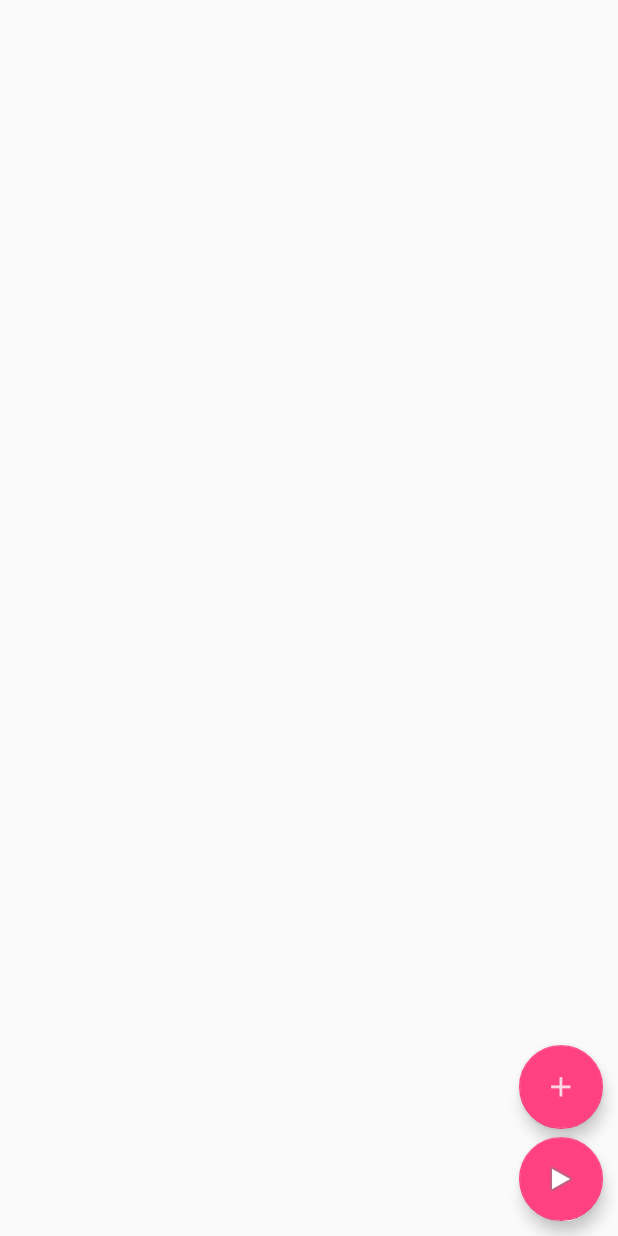
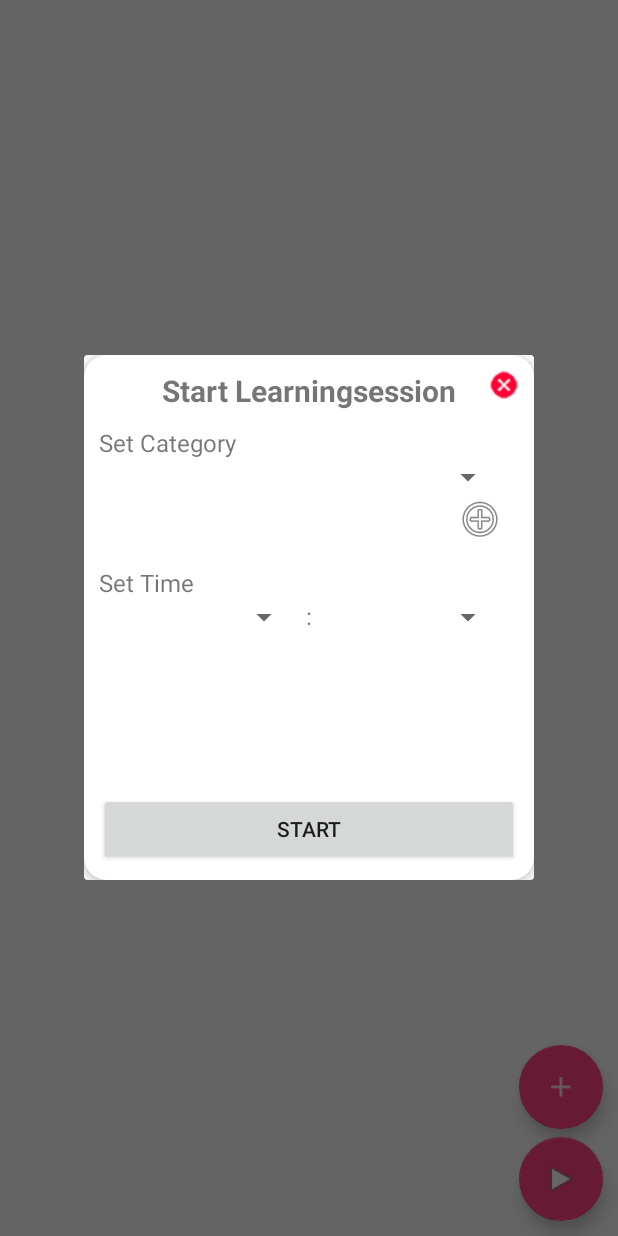
Before and after one commit to Cleavn/Memorize, an Android app: the ToonActivity screen opened directly, with no data from a screen before it, after a tap on an icon or button, on a phone screen of 412 x 824 dp. Run offline under Robolectric (Android 15) with nearby library versions, the phone set to English and light mode, and no system bars; libraries missing offline, so code that uses them is left out: com.baoyz.swipemenulistview; plain views replace SwipeMenuListView; 7 statements that could not run were skipped.

Commit message:
MemoQ: Surface

```diff
--- a/app/src/main/java/cleavn/memorize/ActivitiesAndFragments/MainActivity.java
+++ b/app/src/main/java/cleavn/memorize/ActivitiesAndFragments/MainActivity.java
@@ -42,7 +42,7 @@ public class MainActivity extends AppCompatActivity {
 
     Dialog addDialog, editDialog, lsDialog;
     ColorPicker colorDialog;
-    ImageButton categoryDialogCloseBtn,lsCloseCardButton, lsAddCategory;
+    ImageButton categoryDialogCloseBtn, lsCloseCardButton, lsAddCategory;
     View categoryColorView;
     EditText categoryDialogName, categoryDialogDescr;
     Button categoryDialogBtn, lsStartBtn;
--- a/app/src/main/java/cleavn/memorize/ActivitiesAndFragments/ToonActivity.java
+++ b/app/src/main/java/cleavn/memorize/ActivitiesAndFragments/ToonActivity.java
@@ -3,6 +3,7 @@ package cleavn.memorize.ActivitiesAndFragments;
 import android.app.AlertDialog;
 import android.app.Dialog;
 import android.content.DialogInterface;
+import android.content.Intent;
 import android.graphics.Color;
 import android.graphics.drawable.ColorDrawable;
 import android.net.Uri;
@@ -15,9 +16,11 @@ import android.util.Log;
 import android.view.GestureDetector;
 import android.view.View;
 import android.widget.AdapterView;
+import android.widget.ArrayAdapter;
 import android.widget.Button;
 import android.widget.EditText;
 import android.widget.ImageButton;
+import android.widget.Spinner;
 import android.widget.TextView;
 import android.widget.Toast;
 
@@ -37,20 +40,22 @@ import cleavn.memorize.R;
 public class ToonActivity extends AppCompatActivity implements CardFragment.OnFragmentInteractionListener {
 
     private ArrayList<Card> cards;
+    ArrayList<String> categorynames;
     public GestureDetector gestureDetector;
     private Card card;
 
     SwipeMenuListView listView;
     SwipeMenuCreator creator;
 
-    Dialog addDialog, editDialog;
-    ImageButton cardDialogCloseBtn;
+    Dialog addDialog, editDialog, lsDialog;
+    ImageButton cardDialogCloseBtn, lsCloseCardButton, lsAddCategory;
     EditText cardQuestion, cardAnswer;
-    Button cardDialogBtn;
+    Button cardDialogBtn, lsStartBtn;
     TextView cardDialogTitle;
+    Spinner spinner, hourSpinner, minuteSpinner;
 
     private boolean mShowingBack;
-    int categoryId;
+    int categoryId, starttime;
 
     @Override
     protected void onCreate(final Bundle savedInstanceState) {
@@ -79,6 +84,7 @@ public class ToonActivity extends AppCompatActivity implements CardFragment.OnFr
             @Override
             public void onClick(View v) {
                 //TODO: start Learningsession
+                showStartLearningsessionDialog();
             }
         });
 
@@ -227,6 +233,93 @@ public class ToonActivity extends AppCompatActivity implements CardFragment.OnFr
         deleteDialog.show();
     }
 
+    public void showStartLearningsessionDialog() {
+        lsDialog = new Dialog(this);
+        lsDialog.setContentView(R.layout.dialog_learningsession);
+
+        spinner = lsDialog.findViewById(R.id.lsDialog_setCategorySpinner);
+        lsCloseCardButton = lsDialog.findViewById(R.id.lsDialog_CloseCardButton);
+        lsAddCategory = lsDialog.findViewById(R.id.lsDialog_addCategory);
+        hourSpinner = lsDialog.findViewById(R.id.lsDialog_setTimeHour);
+        minuteSpinner = lsDialog.findViewById(R.id.lsDialog_setTimeMinute);
+        lsStartBtn = lsDialog.findViewById(R.id.lsDialog_Btn);
+
+        // fill spinner with data
+        categorynames = new ArrayList<>();
+        //TODO schleife für categorienamen
+        ArrayAdapter<String> dataAdapter = new ArrayAdapter<>(this, android.R.layout.simple_spinner_dropdown_item, categorynames);
+        dataAdapter.setDropDownViewResource(android.R.layout.simple_spinner_dropdown_item);
+        spinner.setAdapter(dataAdapter);
+
+        //TODO fill time spinner
+
+        lsCloseCardButton.setOnClickListener(new View.OnClickListener() {
+            @Override
+            public void onClick(View v) {
+                lsDialog.dismiss();
+            }
+        });
+
+        lsAddCategory.setOnClickListener(new View.OnClickListener() {
+            @Override
+            public void onClick(View v) {
+                //TODO: Add additional Spinner for additional category
+            }
+        });
+
+        lsStartBtn.setOnClickListener(new View.OnClickListener() {
+            @Override
+            public void onClick(View v) {
+                Intent myIntent = new Intent(ToonActivity.this, LearningsessionActivity.class);
+
+                if(!spinner.isSelected()){
+                    //TODO ERROR
+                }else{
+                    if(!hourSpinner.isSelected() && !minuteSpinner.isSelected()){
+                        starttime = 0;
+                    }
+
+                    myIntent.putExtra("CategoryID", spinner.getSelectedItemId()); //TODO: Check if its the correct category
+                    myIntent.putExtra("Time", starttime);
+                    startActivity(myIntent);
+                }
+            }
+        });
+        lsDialog.show();
+    }
+
+    // Creates the buttons for the swipemenu
+    public void createSwipeMenu() {
+        creator = new SwipeMenuCreator() {
+            @Override
+            public void create(SwipeMenu menu) {
+                // create "edit" item
+                SwipeMenuItem editItem = new SwipeMenuItem(
+                        getApplicationContext());
+                editItem.setBackground(new ColorDrawable(Color.rgb(0xC9, 0xC9,
+                        0xCE)));
+                editItem.setWidth(200);
+                editItem.setTitle("Edit");
+                editItem.setTitleSize(18);
+                editItem.setTitleColor(Color.WHITE);
+                menu.addMenuItem(editItem);
+
+                // create "delete" item
+                SwipeMenuItem deleteItem = new SwipeMenuItem(
+                        getApplicationContext());
+                deleteItem.setBackground(new ColorDrawable(Color.rgb(0xF9,
+                        0x3F, 0x25)));
+                deleteItem.setWidth(200);
+                deleteItem.setIcon(R.drawable.ic_delete);
+                menu.addMenuItem(deleteItem);
+            }
+        };
+    }
+
+    /**!
+     * fragmentmethods
+     */
+
     public void openFrontCardFragment(Card card) {
         CardFragment frontFragment = CardFragment.newInstance(card, "front");
         FragmentManager fragmentManager = getSupportFragmentManager();
@@ -256,32 +349,4 @@ public class ToonActivity extends AppCompatActivity implements CardFragment.OnFr
     public void onFragmentInteraction(Uri uri) {
         onBackPressed();
     }
-
-    // Creates the buttons for the swipemenu
-    public void createSwipeMenu() {
-        creator = new SwipeMenuCreator() {
-            @Override
-            public void create(SwipeMenu menu) {
-                // create "edit" item
-                SwipeMenuItem editItem = new SwipeMenuItem(
-                        getApplicationContext());
-                editItem.setBackground(new ColorDrawable(Color.rgb(0xC9, 0xC9,
-                        0xCE)));
-                editItem.setWidth(200);
-                editItem.setTitle("Edit");
-                editItem.setTitleSize(18);
-                editItem.setTitleColor(Color.WHITE);
-                menu.addMenuItem(editItem);
-
-                // create "delete" item
-                SwipeMenuItem deleteItem = new SwipeMenuItem(
-                        getApplicationContext());
-                deleteItem.setBackground(new ColorDrawable(Color.rgb(0xF9,
-                        0x3F, 0x25)));
-                deleteItem.setWidth(200);
-                deleteItem.setIcon(R.drawable.ic_delete);
-                menu.addMenuItem(deleteItem);
-            }
-        };
-    }
 }
```
